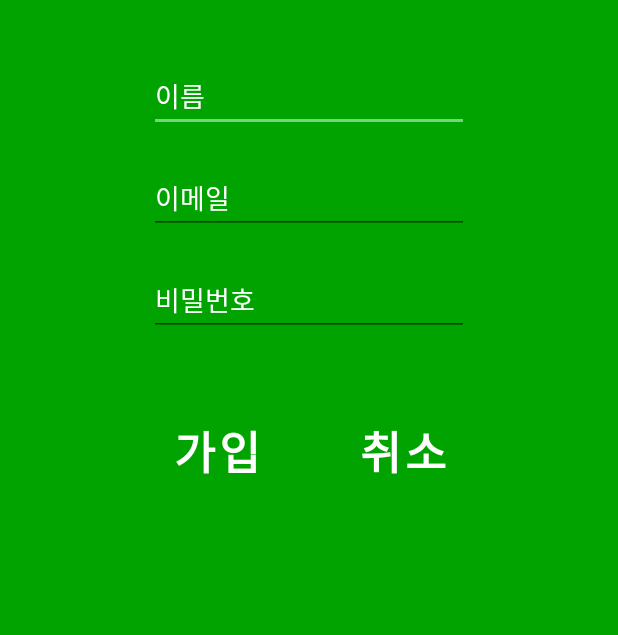
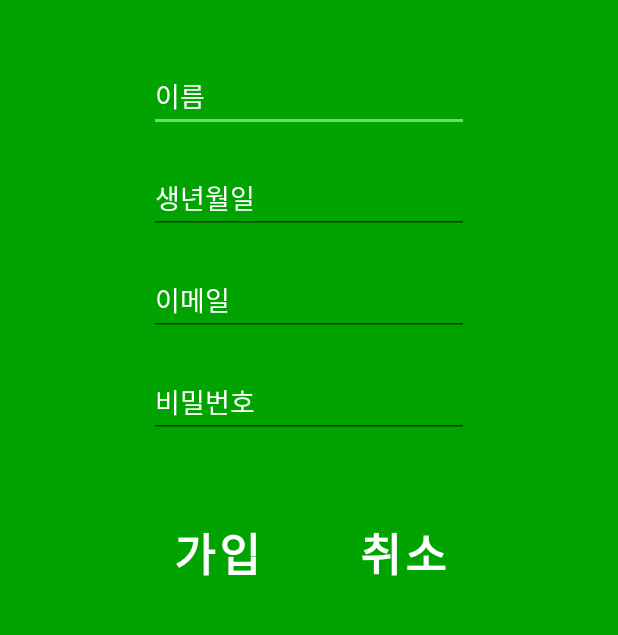
Before and after one commit to kmijin/DrHolmes_, an Android app: the RegisterActivity screen opened directly, with no data from a screen before it, on a phone screen of 412 x 824 dp, the part 385-1020 px from its top. Run offline under Robolectric (Android 15) with nearby library versions, the phone set to English and light mode, and no system bars; our stand-ins replace Firebase (no records; nobody signed in at launch, a user with empty details on screens opened directly).

Commit message:
회원가입 이름, 생년월일 추가

```diff
--- a/app/src/main/java/com/pillgood/drholmes/start/RegisterActivity.java
+++ b/app/src/main/java/com/pillgood/drholmes/start/RegisterActivity.java
@@ -26,7 +26,9 @@ public class RegisterActivity extends AppCompatActivity {
     //실시간 데이터베이스
     private DatabaseReference mDatabaseRef;
     // 회원가입 입력 필드
-    private EditText eEtEmail, mEtPwd;
+    private EditText eEtEmail;
+    private EditText mEtPwd;
+    private EditText mName, mBirth;
     // 버튼
     private Button mBtnRegister, mBtnCancel;
 
@@ -40,18 +42,24 @@ public class RegisterActivity extends AppCompatActivity {
 
         eEtEmail = findViewById(R.id.user_email);
         mEtPwd = findViewById(R.id.user_pwd);
+        mName = findViewById(R.id.user_name);
+        mBirth = findViewById(R.id.user_birth);
         mBtnRegister = findViewById(R.id.btn_register);
         mBtnCancel = findViewById(R.id.btn_cancel);
 
         mBtnRegister.setOnClickListener(new View.OnClickListener() {
             @Override
             public void onClick(View view) {
+                final String name = mName.getText().toString().trim();
+                final String birth = mBirth.getText().toString().trim();
+
                 // 회원가입 처리 시작
                 String strEmail = eEtEmail.getText().toString();
                 String strPwd = mEtPwd.getText().toString();
 
                 //Firebase Auth 진행
-                mFirebaseAuth.createUserWithEmailAndPassword(strEmail, strPwd).addOnCompleteListener(RegisterActivity.this, new OnCompleteListener<AuthResult>() {
+                mFirebaseAuth.createUserWithEmailAndPassword(strEmail, strPwd)
+                        .addOnCompleteListener(RegisterActivity.this, new OnCompleteListener<AuthResult>() {
                     @Override
                     public void onComplete(@NonNull Task<AuthResult> task) {
                         if (task.isSuccessful()) {
@@ -60,6 +68,8 @@ public class RegisterActivity extends AppCompatActivity {
                             account.setIdToken(firebaseUser.getUid());
                             account.setEmailId(firebaseUser.getEmail());
                             account.setPassword(strPwd);
+                            account.setName(name);
+                            account.setBirth(birth);
 
                             //setValue : database에 insert (삽입)행위
                             mDatabaseRef.child("UserAccount").child(firebaseUser.getUid()).setValue(account);
--- a/app/src/main/res/layout/activity_join.xml
+++ b/app/src/main/res/layout/activity_join.xml
@@ -43,11 +43,26 @@
         android:inputType="text"
         android:textColor="@color/white"
         android:textColorHint="@color/white"
-        app:layout_constraintBottom_toTopOf="@+id/user_email"
+        app:layout_constraintBottom_toTopOf="@+id/user_birth"
         app:layout_constraintEnd_toEndOf="parent"
         app:layout_constraintStart_toStartOf="parent"
         app:layout_constraintTop_toBottomOf="@id/app_name" />
 
+
+    <EditText
+        android:id="@+id/user_birth"
+        android:layout_width="wrap_content"
+        android:layout_height="wrap_content"
+        android:layout_marginBottom="84dp"
+        android:layout_marginTop="20dp"
+        android:ems="10"
+        android:hint="생년월일"
+        android:textColor="@color/white"
+        android:textColorHint="@color/white"
+        app:layout_constraintTop_toBottomOf="@id/user_name"
+        app:layout_constraintStart_toStartOf="parent"
+        app:layout_constraintEnd_toEndOf="parent"
+        app:flow_horizontalAlign="center"/>
 
     <EditText
         android:id="@+id/user_email"
@@ -60,26 +75,10 @@
         android:inputType="textEmailAddress"
         android:textColor="@color/white"
         android:textColorHint="@color/white"
-        app:layout_constraintTop_toBottomOf="@id/user_name"
+        app:layout_constraintTop_toBottomOf="@id/user_birth"
         app:layout_constraintStart_toStartOf="parent"
         app:layout_constraintEnd_toEndOf="parent"
         app:flow_horizontalAlign="center"/>
-
-<!--    <EditText-->
-<!--        android:id="@+id/join_pwdck"-->
-<!--        android:layout_width="wrap_content"-->
-<!--        android:layout_height="wrap_content"-->
-<!--        android:layout_marginBottom="20dp"-->
-<!--        android:layout_marginTop="20dp"-->
-<!--        android:ems="10"-->
-<!--        android:hint="비밀번호 확인"-->
-<!--        android:inputType="textPassword"-->
-<!--        android:textColorHint="@color/white"-->
-<!--        android:textColor="@color/white"-->
-<!--        app:layout_constraintTop_toBottomOf="@id/join_pwd"-->
-<!--        app:layout_constraintStart_toStartOf="parent"-->
-<!--        app:layout_constraintEnd_toEndOf="parent"-->
-<!--        app:flow_horizontalAlign="center"/>-->
 
     <EditText
         android:id="@+id/user_pwd"
```
Also changed, not shown: app/src/main/java/com/pillgood/drholmes/start/UserAccount.java (+19 -0 lines).
